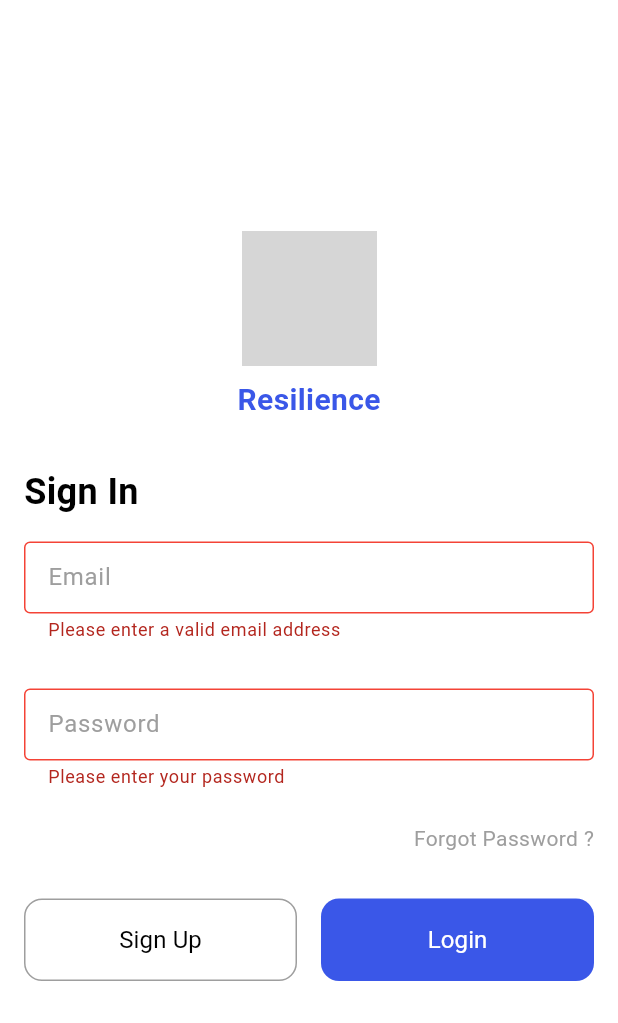
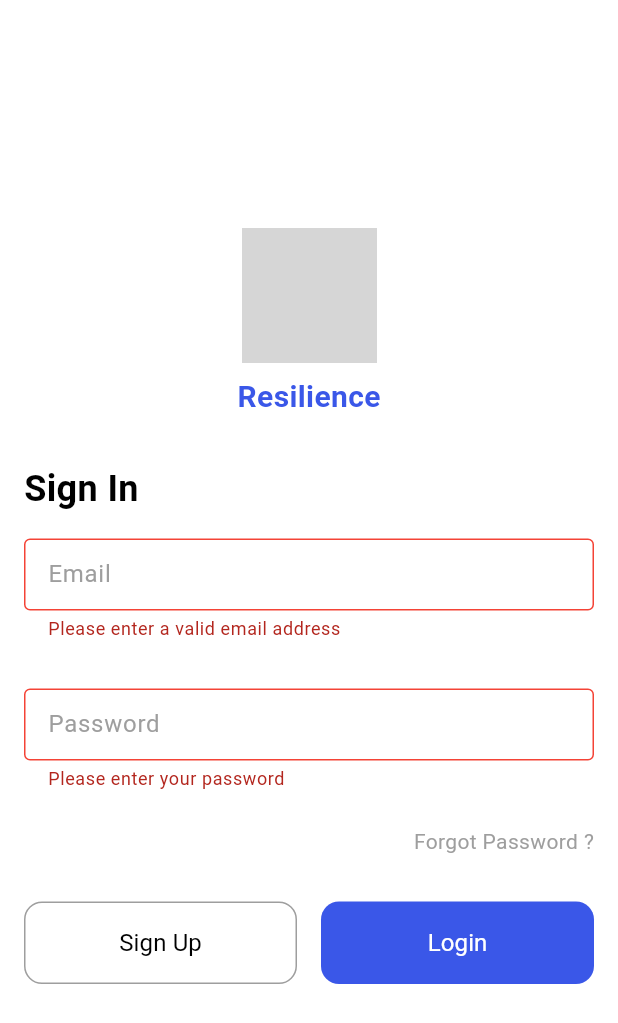
Before and after one commit to Resilliance1/Finance-App, a Flutter app: the screen it shows after launch, after a tap on "Login", on a phone screen of 412 x 824 dp. Shown: the top 1023 px of the screen. Run offline on Flutter 3.47's test engine with Material 3 defaults, Android fonts, the phone set to English and light mode, and no system bars; our stand-ins replace cloud_firestore, firebase_auth, firebase_core, fl_chart, get; accounts and stored records are empty; network calls fail; grey boxes are pictures that could not be loaded.

Commit message:
Login screen will display errors when: - Invalid email - Invalid password - Invalid email and password

```diff
--- a/lib/LoginScreen.dart
+++ b/lib/LoginScreen.dart
@@ -15,15 +15,21 @@ class _LoginScreenState extends State<LoginScreen> {
 
   Future<void> signInWithEmailAndPassword(BuildContext context, String email, String password) async {
     try {
+      // Perform sign in with Firebase Auth
       await FirebaseAuth.instance.signInWithEmailAndPassword(
         email: email,
         password: password,
       );
+      // Redirect to dashboard upon successful login
       Get.offNamed('/dashboard', arguments: email);
-      // successful login redirects to dashboard screen
     } catch (e) {
+      // Print login error for debugging
       print("Login Error: $e");
-      // login error printed in console for devs
+      // Show error message to the user
+      ScaffoldMessenger.of(context).showSnackBar(SnackBar(
+        content: Text('Invalid email or password'),
+        duration: Duration(seconds: 3),
+      ));
     }
   }
 
@@ -97,7 +103,6 @@ class _LoginScreenState extends State<LoginScreen> {
                         color: Color(0xff000000),
                       ),
                       decoration: InputDecoration(
-                        errorStyle: TextStyle(height: 0),
                         focusedErrorBorder: OutlineInputBorder(
                           borderRadius: BorderRadius.circular(4.0),
                           borderSide: BorderSide(color: Colors.red, width: 1),
@@ -152,7 +157,6 @@ class _LoginScreenState extends State<LoginScreen> {
                         color: Color(0xff000000),
                       ),
                       decoration: InputDecoration(
-                        errorStyle: TextStyle(height: 0),
                         focusedErrorBorder: OutlineInputBorder(
                           borderRadius: BorderRadius.circular(4.0),
                           borderSide: BorderSide(color: Colors.red, width: 1),
```
